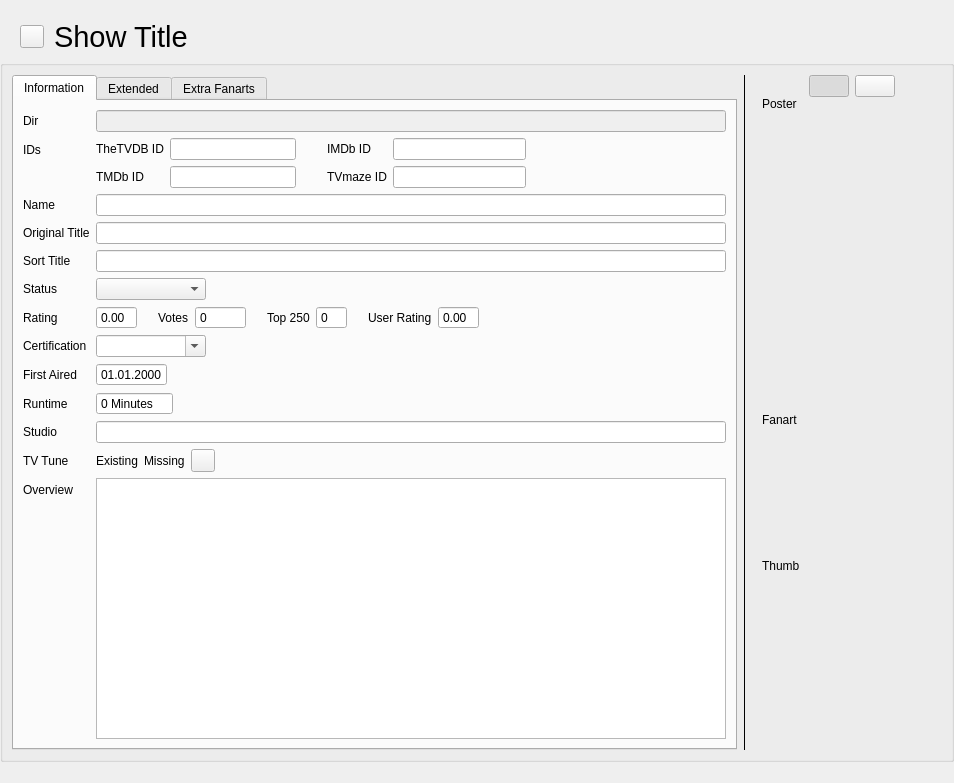
Old version of the form src/ui/tv_show/TvShowWidgetTvShow.ui in the repository Komet/MediaElch.
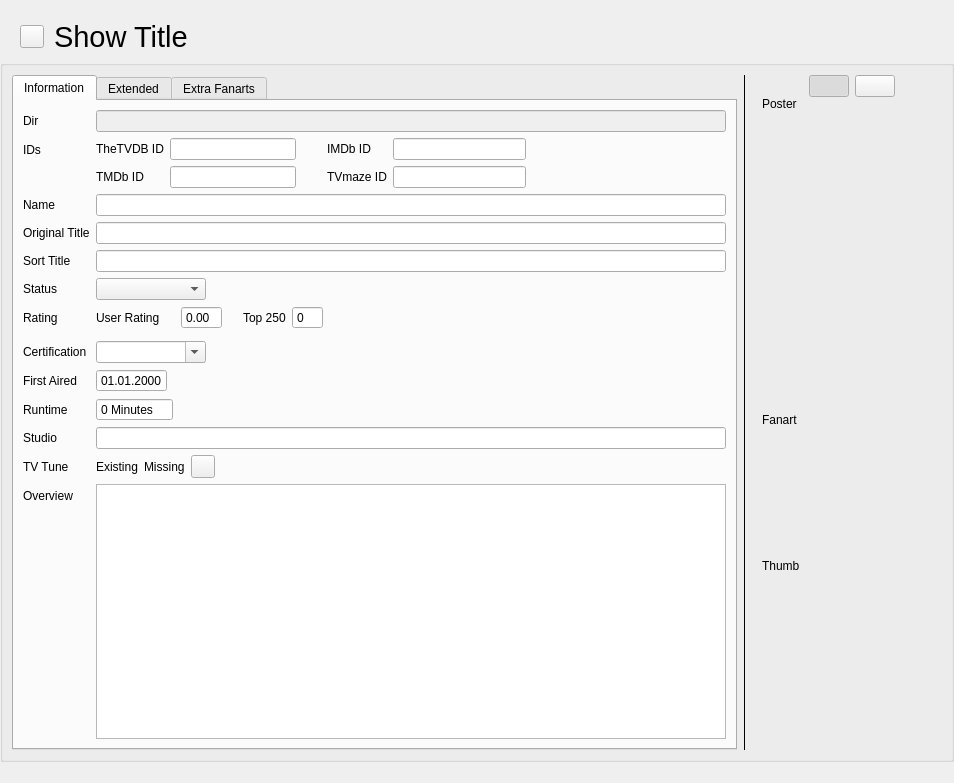
New version of the form. Icons and pictures are not drawn. Custom widgets are drawn as their Qt base class.

Commit message: [Ratings] Add RatingsWidget for unified ratings in UI

```diff
--- a/src/ui/tv_show/TvShowWidgetTvShow.ui
+++ b/src/ui/tv_show/TvShowWidgetTvShow.ui
@@ -251,115 +251,95 @@
              </widget>
             </item>
             <item row="6" column="1">
-             <layout class="QHBoxLayout" name="horizontalLayout_4">
+             <layout class="QVBoxLayout" name="verticalLayout_4">
               <item>
-               <widget class="QDoubleSpinBox" name="rating">
-                <property name="buttonSymbols">
-                 <enum>QAbstractSpinBox::NoButtons</enum>
-                </property>
-               </widget>
+               <layout class="QHBoxLayout" name="horizontalLayout_5">
+                <item>
+                 <widget class="QLabel" name="lblUserRating">
+                  <property name="text">
+                   <string>User Rating</string>
+                  </property>
+                 </widget>
+                </item>
+                <item>
+                 <spacer name="horizontalSpacer_2">
+                  <property name="orientation">
+                   <enum>Qt::Horizontal</enum>
+                  </property>
+                  <property name="sizeType">
+                   <enum>QSizePolicy::Fixed</enum>
+                  </property>
+                  <property name="sizeHint" stdset="0">
+                   <size>
+                    <width>15</width>
+                    <height>20</height>
+                   </size>
+                  </property>
+                 </spacer>
+                </item>
+                <item>
+                 <widget class="QDoubleSpinBox" name="userRating">
+                  <property name="buttonSymbols">
+                   <enum>QAbstractSpinBox::NoButtons</enum>
+                  </property>
+                  <property name="decimals">
+                   <number>2</number>
+                  </property>
+                  <property name="maximum">
+                   <double>10.000000000000000</double>
+                  </property>
+                 </widget>
+                </item>
+                <item>
+                 <spacer name="horizontalSpacer_userRating">
+                  <property name="orientation">
+                   <enum>Qt::Horizontal</enum>
+                  </property>
+                  <property name="sizeType">
+                   <enum>QSizePolicy::Fixed</enum>
+                  </property>
+                  <property name="sizeHint" stdset="0">
+                   <size>
+                    <width>15</width>
+                    <height>20</height>
+                   </size>
+                  </property>
+                 </spacer>
+                </item>
+                <item>
+                 <widget class="QLabel" name="lblTop250">
+                  <property name="text">
+                   <string>Top 250</string>
+                  </property>
+                 </widget>
+                </item>
+                <item>
+                 <widget class="MySpinBox" name="top250">
+                  <property name="buttonSymbols">
+                   <enum>QAbstractSpinBox::NoButtons</enum>
+                  </property>
+                  <property name="maximum">
+                   <number>250</number>
+                  </property>
+                 </widget>
+                </item>
+                <item>
+                 <spacer name="horizontalSpacer_5">
+                  <property name="orientation">
+                   <enum>Qt::Horizontal</enum>
+                  </property>
+                  <property name="sizeHint" stdset="0">
+                   <size>
+                    <width>40</width>
+                    <height>20</height>
+                   </size>
+                  </property>
+                 </spacer>
+                </item>
+               </layout>
               </item>
               <item>
-               <spacer name="horizontalSpacer_5">
-                <property name="orientation">
-                 <enum>Qt::Horizontal</enum>
-                </property>
-                <property name="sizeType">
-                 <enum>QSizePolicy::Fixed</enum>
-                </property>
-                <property name="sizeHint" stdset="0">
-                 <size>
-                  <width>15</width>
-                  <height>20</height>
-                 </size>
-                </property>
-               </spacer>
-              </item>
-              <item>
-               <widget class="QLabel" name="label_12">
-                <property name="text">
-                 <string>Votes</string>
-                </property>
-               </widget>
-              </item>
-              <item>
-               <widget class="MySpinBox" name="votes">
-                <property name="buttonSymbols">
-                 <enum>QAbstractSpinBox::NoButtons</enum>
-                </property>
-                <property name="maximum">
-                 <number>9999999</number>
-                </property>
-               </widget>
-              </item>
-              <item>
-               <spacer name="horizontalSpacer_2">
-                <property name="orientation">
-                 <enum>Qt::Horizontal</enum>
-                </property>
-                <property name="sizeType">
-                 <enum>QSizePolicy::Fixed</enum>
-                </property>
-                <property name="sizeHint" stdset="0">
-                 <size>
-                  <width>15</width>
-                  <height>20</height>
-                 </size>
-                </property>
-               </spacer>
-              </item>
-              <item>
-               <widget class="QLabel" name="label_11">
-                <property name="text">
-                 <string>Top 250</string>
-                </property>
-               </widget>
-              </item>
-              <item>
-               <widget class="MySpinBox" name="top250">
-                <property name="buttonSymbols">
-                 <enum>QAbstractSpinBox::NoButtons</enum>
-                </property>
-                <property name="maximum">
-                 <number>250</number>
-                </property>
-               </widget>
-              </item>
-              <item>
-               <spacer name="horizontalSpacer_userRating">
-                <property name="orientation">
-                 <enum>Qt::Horizontal</enum>
-                </property>
-                <property name="sizeType">
-                 <enum>QSizePolicy::Fixed</enum>
-                </property>
-                <property name="sizeHint" stdset="0">
-                 <size>
-                  <width>15</width>
-                  <height>20</height>
-                 </size>
-                </property>
-               </spacer>
-              </item>
-              <item>
-               <widget class="QLabel" name="lblUserRating">
-                <property name="text">
-                 <string>User Rating</string>
-                </property>
-               </widget>
-              </item>
-              <item>
-               <widget class="QDoubleSpinBox" name="userRating">
-                <property name="buttonSymbols">
-                 <enum>QAbstractSpinBox::NoButtons</enum>
-                </property>
-                <property name="decimals">
-                 <number>2</number>
-                </property>
-                <property name="maximum">
-                 <double>10.000000000000000</double>
-                </property>
-               </widget>
+               <widget class="RatingsWidget" name="ratings" native="true"/>
               </item>
              </layout>
             </item>
@@ -1351,6 +1331,12 @@
    <extends>QLabel</extends>
    <header>ui/small_widgets/MyLabel.h</header>
   </customwidget>
+  <customwidget>
+   <class>RatingsWidget</class>
+   <extends>QWidget</extends>
+   <header>ui/small_widgets/RatingsWidget.h</header>
+   <container>1</container>
+  </customwidget>
   <customwidget>
    <class>MySpinBox</class>
    <extends>QSpinBox</extends>
```
The commit also changes 19 other files.
